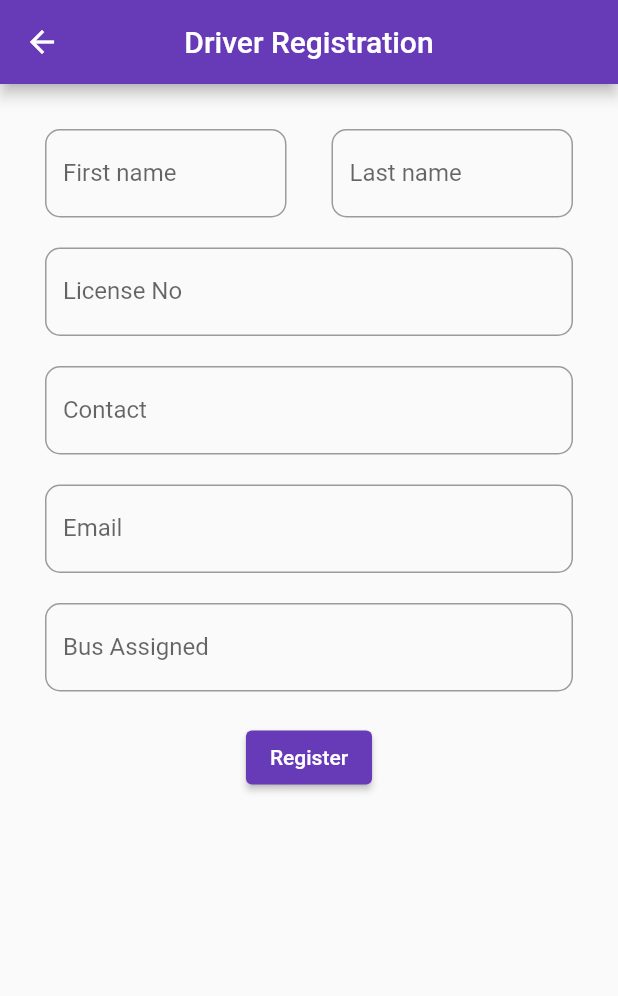
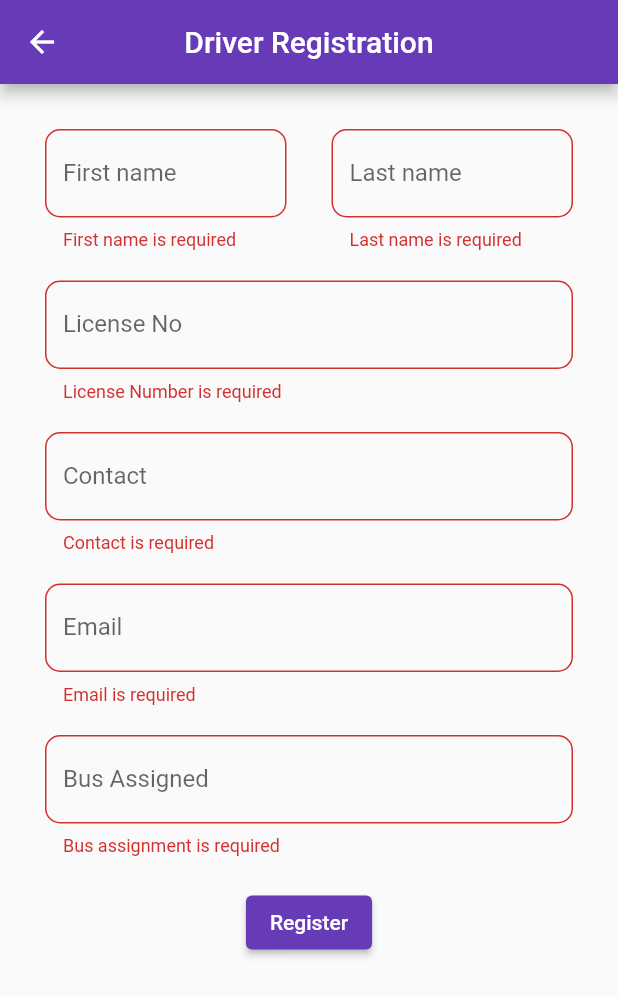
Before and after one commit to peterabel25/FYP, a Flutter app: the DriverRegistration screen opened directly, after a tap on "Register", on a phone screen of 412 x 824 dp. Shown: the top 996 px of the screen. Run offline on Flutter 3.47's test engine with Material 2 defaults, Android fonts, the phone set to English and light mode, and no system bars; our stand-ins replace cloud_firestore, firebase_auth, firebase_core; missing offline and left inert: side_navigation; accounts and stored records are empty.

Commit message:
changed driver update page

```diff
--- a/PROJECT/school_bus_tracking_management_system_admin_module/lib/route_management/bus_register.dart
+++ b/PROJECT/school_bus_tracking_management_system_admin_module/lib/route_management/bus_register.dart
@@ -31,7 +31,7 @@ class _BusRegisterState extends State<BusRegister> {
                 children: [
                   TextFormField(
                     validator: (value) {
-                      if (value == null) {
+                      if (value == '') {
                         return "Bus Number is required";
                       }
                       return null;
@@ -42,7 +42,7 @@ class _BusRegisterState extends State<BusRegister> {
                   SizedBox(height: 20),
                   TextFormField(
                     validator: (value) {
-                      if (value == null) {
+                      if (value == '') {
                         return "Plate Number is required";
                       }
                       return null;
@@ -53,7 +53,7 @@ class _BusRegisterState extends State<BusRegister> {
                   SizedBox(height: 20),
                   TextFormField(
                     validator: (value) {
-                      if (value == null) {
+                      if (value == '') {
                         return "Assign Route to bus";
                       }
                       return null;
--- a/PROJECT/school_bus_tracking_management_system_admin_module/lib/route_management/route_register.dart
+++ b/PROJECT/school_bus_tracking_management_system_admin_module/lib/route_management/route_register.dart
@@ -33,7 +33,7 @@ class _RouteRegisterState extends State<RouteRegister> {
                 children: [
                   TextFormField(
                     validator: (value) {
-                      if (value == null) {
+                      if (value == '') {
                         return "Route Name is required";
                       }
                       return null;
@@ -45,7 +45,7 @@ class _RouteRegisterState extends State<RouteRegister> {
                   SizedBox(height: 20),
                   TextFormField(
                     validator: (value) {
-                      if (value == null) {
+                      if (value == '') {
                         return "start point is required";
                       }
                       return null;
@@ -56,7 +56,7 @@ class _RouteRegisterState extends State<RouteRegister> {
                   SizedBox(height: 20),
                   TextFormField(
                     validator: (value) {
-                      if (value == null) {
+                      if (value == '') {
                         return "End Point is required";
                       }
                       return null;
--- a/PROJECT/school_bus_tracking_management_system_admin_module/lib/user_management/driver_registration.dart
+++ b/PROJECT/school_bus_tracking_management_system_admin_module/lib/user_management/driver_registration.dart
@@ -24,6 +24,7 @@ class _DriverRegistrationState extends State<DriverRegistration> {
   AuthService authservice = AuthService();
 
   String role = "driver";
+  String _selectedOption = 'A';
   @override
   Widget build(BuildContext context) {
     return Scaffold(
@@ -31,7 +32,8 @@ class _DriverRegistrationState extends State<DriverRegistration> {
         title: Text("Driver Registration"),
         centerTitle: true,
       ),
-      body: Center(
+      body: SingleChildScrollView(
+        child: Center(
           child: Form(
               key: formkey,
               child: Padding(
@@ -43,7 +45,7 @@ class _DriverRegistrationState extends State<DriverRegistration> {
                         Expanded(
                           child: TextFormField(
                               validator: (value) {
-                              if (value == null)
+                                if (value == '')
                                   return "First name is required";
                                 return null;
                               },
@@ -51,7 +53,8 @@ class _DriverRegistrationState extends State<DriverRegistration> {
                               decoration: InputDecoration(
                                   label: Text("First name"),
                                   border: OutlineInputBorder(
-                                    borderRadius: BorderRadius.circular(10.0)),
+                                      borderRadius:
+                                          BorderRadius.circular(10.0)),
                                   hintText: "First name")),
                         ),
                         SizedBox(
@@ -60,24 +63,26 @@ class _DriverRegistrationState extends State<DriverRegistration> {
                         Expanded(
                           child: TextFormField(
                               validator: (value) {
-                              if (value == null) return "Last name is required";
+                                if (value == '') return "Last name is required";
                                 return null;
                               },
                               controller: lnameController,
                               decoration: InputDecoration(
                                   label: Text("Last name"),
                                   border: OutlineInputBorder(
-                                    borderRadius: BorderRadius.circular(10.0)),
+                                      borderRadius:
+                                          BorderRadius.circular(10.0)),
                                   hintText: "Last name")),
                         ),
                       ],
                     ),
+
                     SizedBox(
                       height: 20,
                     ),
                     TextFormField(
                         validator: (value) {
-                        if (value == null) return "License Number is required";
+                          if (value == '') return "License Number is required";
                           return null;
                         },
                         controller: licensenoController,
@@ -86,12 +91,14 @@ class _DriverRegistrationState extends State<DriverRegistration> {
                             border: OutlineInputBorder(
                                 borderRadius: BorderRadius.circular(10.0)),
                             hintText: "License No")),
+
                     SizedBox(
                       height: 20,
                     ),
+
                     TextFormField(
                         validator: (value) {
-                        if (value == null) return "Contact is required";
+                          if (value == '') return "Contact is required";
                           return null;
                         },
                         controller: contactController,
@@ -105,7 +112,7 @@ class _DriverRegistrationState extends State<DriverRegistration> {
                     ),
                     TextFormField(
                         validator: (value) {
-                        if (value == null) return "Email is required";
+                          if (value == '') return "Email is required";
                           return null;
                         },
                         controller: emailController,
@@ -120,12 +127,17 @@ class _DriverRegistrationState extends State<DriverRegistration> {
 
                     //Dropdown to show all registered buses
                     TextFormField(
+                        validator: (value) {
+                          if (value == '') return "Bus assignment is required";
+                          return null;
+                        },
                         controller: bussAssignedController,
                         decoration: InputDecoration(
                             label: Text("Bus Assigned "),
                             border: OutlineInputBorder(
                                 borderRadius: BorderRadius.circular(10.0)),
                             hintText: "bus assigned ")),
+
                     SizedBox(
                       height: 20,
                     ),
@@ -143,8 +155,6 @@ class _DriverRegistrationState extends State<DriverRegistration> {
                             );
                           }
 
-
-
                           contactController.clear();
                           licensenoController.clear();
                           bussAssignedController.clear();
@@ -158,6 +168,7 @@ class _DriverRegistrationState extends State<DriverRegistration> {
                 ),
               )),
         ),
+      ),
     );
   }
 }
--- a/PROJECT/school_bus_tracking_management_system_admin_module/lib/user_management/studentandparent_registration.dart
+++ b/PROJECT/school_bus_tracking_management_system_admin_module/lib/user_management/studentandparent_registration.dart
@@ -45,7 +45,7 @@ class _StudentRegistrationState extends State<StudentRegistration> {
             children: [
               TextFormField(
                 validator: (value) {
-                  if (value == null) return "First name is required";
+                  if (value == '') return "First name is required";
                   return null;
                 },
                 controller: fnameController,
@@ -53,7 +53,7 @@ class _StudentRegistrationState extends State<StudentRegistration> {
               ),
               TextFormField(
                 validator: (value) {
-                  if (value == null) return "Last name is required";
+                  if (value == '') return "Last name is required";
                   return null;
                 },
                 controller: lnameController,
@@ -61,7 +61,7 @@ class _StudentRegistrationState extends State<StudentRegistration> {
               ),
               TextFormField(
                 validator: (value) {
-                  if (value == null) return "Contact is required";
+                  if (value == '') return "Contact is required";
                   return null;
                 },
                 controller: contactController,
@@ -69,7 +69,7 @@ class _StudentRegistrationState extends State<StudentRegistration> {
               ),
               TextFormField(
                 validator: (value) {
-                  if (value == null) return "Email is required";
+                  if (value == '') return "Email is required";
                   return null;
                 },
                 controller: emailController,
@@ -89,7 +89,7 @@ class _StudentRegistrationState extends State<StudentRegistration> {
             children: [
               TextFormField(
                 validator: (value) {
-                  if (value == null) return "Student name is required";
+                  if (value == '') return "Student name is required";
                   return null;
                 },
                 controller: studentfnameController,
@@ -101,7 +101,7 @@ class _StudentRegistrationState extends State<StudentRegistration> {
               // ),
               TextFormField(
                 validator: (value) {
-                  if (value == null) return "Student class is required";
+                  if (value == '') return "Student class is required";
                   return null;
                 },
                 controller: studentclassController,
@@ -121,7 +121,7 @@ class _StudentRegistrationState extends State<StudentRegistration> {
             children: [
               TextFormField(
                 validator: (value) {
-                  if (value == null) return "Student's residence is required";
+                  if (value == '') return "Student's residence is required";
                   return null;
                 },
                 controller: residenceController,
@@ -134,7 +134,7 @@ class _StudentRegistrationState extends State<StudentRegistration> {
 
               TextFormField(
                 validator: (value) {
-                  if (value == null) return "Assign bus to student";
+                  if (value == '') return "Assign bus to student";
                   return null;
                 },
                 controller: busassignedController,
```
Also changed, not shown: PROJECT/school_bus_tracking_management_system_admin_module/lib/user_management/update_driver.dart (added, +64 -0 lines), PROJECT/school_bus_tracking_management_system_admin_module/lib/user_management/update_student.dart (added, +54 -0 lines), PROJECT/school_bus_tracking_management_system_admin_module/lib/user_management/user_management.dart (+39 -21 lines), PROJECT/school_bus_tracking_management_system_admin_module/lib/route_management/update_route.dart (added). Lines whose indentation alone changed are shown as unchanged.
